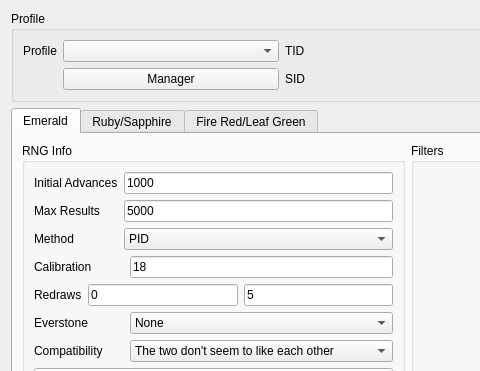
First picture: the form in Forms/Gen3/Eggs3.ui, repository Admiral-Fish/PokeFinder, before the edit; both pictures show x 0 to 480 and y 0 to 371 of the 1200 by 700 pixel window.
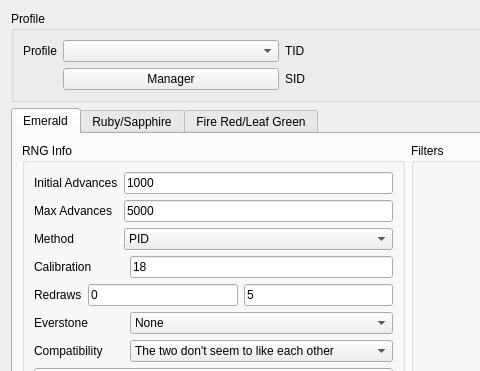
Second picture: the form after the edit. Custom widgets are drawn as their Qt base class.

Commit message: Rename maxResults to maxAdvances

Patch:
```diff
--- a/Forms/Gen3/Eggs3.ui
+++ b/Forms/Gen3/Eggs3.ui
@@ -275,7 +275,7 @@
              </sizepolicy>
             </property>
             <property name="text">
-             <string>Max Results</string>
+             <string>Max Advances</string>
             </property>
            </widget>
           </item>
```
Left out of the diff: 22 changed lines with no effect on the pictures. The commit also changes 72 other files.
